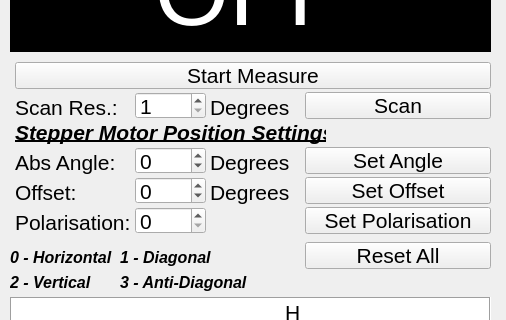
Old version of the form programs/2_QuantumKey/AlignmentGUI/guiRcv.ui in the repository s-fifteen-instruments/Quantum_Cryptography_Educational_Kit_EKPQC; both pictures show x 0 to 506 and y 118 to 438 of the 506 by 674 pixel window.
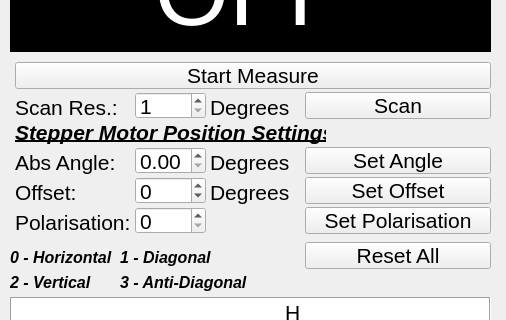
New version of the form. Icons and pictures are not drawn. Custom widgets are drawn as their Qt base class.

Patch:
```diff
--- a/programs/2_QuantumKey/AlignmentGUI/guiRcv.ui
+++ b/programs/2_QuantumKey/AlignmentGUI/guiRcv.ui
@@ -782,7 +782,7 @@
      <number>3</number>
     </property>
    </widget>
-   <widget class="QSpinBox" name="angleInput">
+   <widget class="QDoubleSpinBox" name="angleInput">
     <property name="geometry">
      <rect>
       <x>135</x>
@@ -791,12 +791,6 @@
       <height>27</height>
      </rect>
     </property>
-    <property name="minimum">
-     <number>-719</number>
-    </property>
-    <property name="maximum">
-     <number>719</number>
-    </property>
    </widget>
    <widget class="QSpinBox" name="offsetInput">
     <property name="geometry">
```
Left out of the diff: 2 changed lines with no effect on the pictures.
